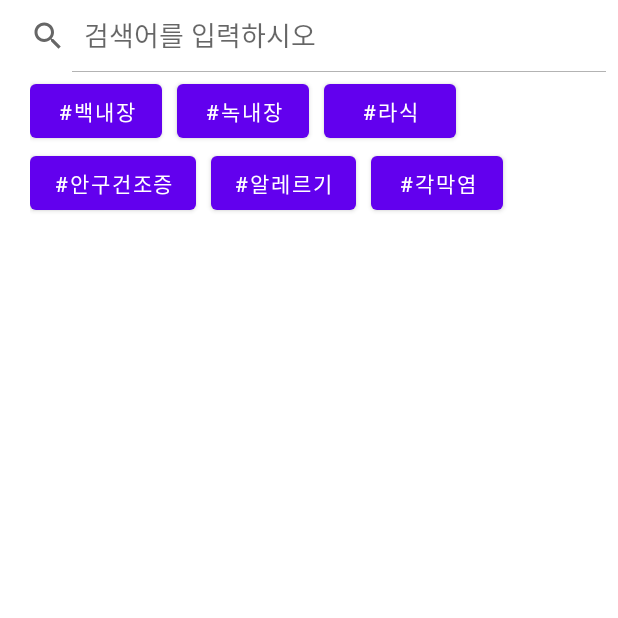
After one commit to teamcadi/project-android-careapp, an Android app: the RecentSearchFragment screen opened directly, with no data from a screen before it, on a phone screen of 412 x 824 dp, the top half of it. The commit adds this screen. Run offline under Robolectric (Android 15) with nearby library versions, the phone set to English and light mode, and no system bars.

Commit message:
Add: SearchActivity, RecentSearchFragment, SearchDetailFragment

```diff
--- a/app/build.gradle
+++ b/app/build.gradle
@@ -33,6 +33,7 @@ dependencies {
     implementation 'androidx.appcompat:appcompat:1.2.0'
     implementation 'com.google.android.material:material:1.2.1'
     implementation 'androidx.constraintlayout:constraintlayout:2.0.4'
+    implementation 'androidx.legacy:legacy-support-v4:1.0.0'
     testImplementation 'junit:junit:4.+'
     androidTestImplementation 'androidx.test.ext:junit:1.1.2'
     androidTestImplementation 'androidx.test.espresso:espresso-core:3.3.0'
--- a/app/src/main/AndroidManifest.xml
+++ b/app/src/main/AndroidManifest.xml
@@ -12,7 +12,8 @@
         android:roundIcon="@mipmap/ic_launcher_round"
         android:supportsRtl="true"
         android:theme="@style/Theme.MyApaAndroid">
-        <activity android:name=".FindIdAndPwActivity"></activity>
+        <activity android:name=".SearchActivity"></activity>
+        <activity android:name=".FindIdAndPwActivity" />
         <activity android:name=".MemberJoinDetail" />
         <activity android:name=".MemberJoinBasic" />
         <activity android:name=".LoginActivity" />
--- /dev/null
+++ b/app/src/main/java/kr/teamcadi/myapa/RecentSearchFragment.java
@@ -0,0 +1,29 @@
+package kr.teamcadi.myapa;
+
+import android.os.Bundle;
+
+import androidx.fragment.app.Fragment;
+
+import android.view.LayoutInflater;
+import android.view.View;
+import android.view.ViewGroup;
+
+// 화면 설명 : 검색 전 화면 (최근 검색어, 해시태그)
+// Author : Soohyun, Last Modified : 2021.01.05
+public class RecentSearchFragment extends Fragment {
+
+    public RecentSearchFragment() {
+        // Required empty public constructor
+    }
+
+    @Override
+    public void onCreate(Bundle savedInstanceState) {
+        super.onCreate(savedInstanceState);
+    }
+
+    @Override
+    public View onCreateView(LayoutInflater inflater, ViewGroup container,
+                             Bundle savedInstanceState) {
+        return inflater.inflate(R.layout.fragment_recent_search, container, false);
+    }
+}
--- /dev/null
+++ b/app/src/main/java/kr/teamcadi/myapa/SearchActivity.java
@@ -0,0 +1,53 @@
+package kr.teamcadi.myapa;
+
+import androidx.appcompat.app.AppCompatActivity;
+import androidx.appcompat.widget.SearchView;
+import androidx.fragment.app.FragmentManager;
+import androidx.fragment.app.FragmentTransaction;
+
+import android.os.Bundle;
+
+// 화면 설명 : 검색화면
+// Author : Soohyun, Last Modified : 2021.01.05
+public class SearchActivity extends AppCompatActivity {
+    SearchView searchView;
+    FragmentManager fragmentManager;
+    FragmentTransaction transaction;
+    RecentSearchFragment recentSearchFragment;
+    SearchDetailFragment searchDetailFragment;
+
+    @Override
+    protected void onCreate(Bundle savedInstanceState) {
+        super.onCreate(savedInstanceState);
+        setContentView(R.layout.activity_search);
+
+        searchView = (SearchView)findViewById(R.id.searchView);
+        fragmentManager = getSupportFragmentManager();
+        recentSearchFragment = new RecentSearchFragment();
+        searchDetailFragment = new SearchDetailFragment();
+
+        // 처음 화면 설정
+        transaction = fragmentManager.beginTransaction();
+        transaction.replace(R.id.frame_layout, recentSearchFragment).commit();
+
+        searchView.setOnQueryTextListener(new SearchView.OnQueryTextListener() {
+            // 검색버튼 누른 경우
+            @Override
+            public boolean onQueryTextSubmit(String query) {
+                transaction = fragmentManager.beginTransaction();
+                transaction.replace(R.id.frame_layout, searchDetailFragment).commit();
+
+                return true;
+            }
+
+            // searchView의 텍스트가 바뀌는 경우
+            @Override
+            public boolean onQueryTextChange(String newText) {
+                transaction = fragmentManager.beginTransaction();
+                transaction.replace(R.id.frame_layout, recentSearchFragment).commit();
+
+                return true;
+            }
+        });
+    }
+}
--- /dev/null
+++ b/app/src/main/java/kr/teamcadi/myapa/SearchDetailFragment.java
@@ -0,0 +1,29 @@
+package kr.teamcadi.myapa;
+
+import android.os.Bundle;
+
+import androidx.fragment.app.Fragment;
+
+import android.view.LayoutInflater;
+import android.view.View;
+import android.view.ViewGroup;
+
+// 화면 설명 : 검색 후 화면 (검색된 글)
+// Author : Soohyun, Last Modified : 2021.01.05
+public class SearchDetailFragment extends Fragment {
+
+    public SearchDetailFragment() {
+        // Required empty public constructor
+    }
+
+    @Override
+    public void onCreate(Bundle savedInstanceState) {
+        super.onCreate(savedInstanceState);
+    }
+
+    @Override
+    public View onCreateView(LayoutInflater inflater, ViewGroup container,
+                             Bundle savedInstanceState) {
+        return inflater.inflate(R.layout.fragment_search_detail, container, false);
+    }
+}
--- /dev/null
+++ b/app/src/main/res/layout/activity_search.xml
@@ -0,0 +1,22 @@
+<?xml version="1.0" encoding="utf-8"?>
+<RelativeLayout xmlns:android="http://schemas.android.com/apk/res/android"
+    xmlns:app="http://schemas.android.com/apk/res-auto"
+    xmlns:tools="http://schemas.android.com/tools"
+    android:layout_width="match_parent"
+    android:layout_height="match_parent">
+
+    <androidx.appcompat.widget.SearchView
+        android:id="@+id/searchView"
+        android:layout_width="match_parent"
+        android:layout_height="wrap_content"
+        app:queryHint="검색어를 입력하시오"
+        app:iconifiedByDefault="false"
+        android:focusable="false"/>
+
+    <FrameLayout
+        android:id="@+id/frame_layout"
+        android:layout_width="match_parent"
+        android:layout_height="match_parent"
+        android:layout_marginTop="50dp"/>
+
+</RelativeLayout>
--- /dev/null
+++ b/app/src/main/res/layout/fragment_recent_search.xml
@@ -0,0 +1,77 @@
+<?xml version="1.0" encoding="utf-8"?>
+<RelativeLayout xmlns:android="http://schemas.android.com/apk/res/android"
+    xmlns:tools="http://schemas.android.com/tools"
+    android:layout_width="match_parent"
+    android:layout_height="match_parent"
+    tools:context=".RecentSearchFragment">
+
+    <ListView
+        android:id="@+id/lv_recent_search"
+        android:layout_width="match_parent"
+        android:layout_height="wrap_content"
+        android:layout_marginStart="10dp"
+        android:layout_marginEnd="10dp"/>
+
+    <LinearLayout
+        android:id="@+id/linear_layout1"
+        android:layout_width="match_parent"
+        android:layout_height="wrap_content"
+        android:layout_marginStart="20dp"
+        android:layout_marginEnd="20dp"
+        android:layout_below="@+id/lv_recent_search">
+
+        <Button
+            android:id="@+id/btn_hashtag1"
+            android:layout_width="wrap_content"
+            android:layout_height="wrap_content"
+            android:layout_marginRight="10dp"
+            android:text="#백내장" />
+
+        <Button
+            android:id="@+id/btn_hashtag2"
+            android:layout_width="wrap_content"
+            android:layout_height="wrap_content"
+            android:layout_marginRight="10dp"
+            android:text="#녹내장" />
+
+        <Button
+            android:id="@+id/btn_hashtag3"
+            android:layout_width="wrap_content"
+            android:layout_height="wrap_content"
+            android:layout_marginRight="10dp"
+            android:text="#라식" />
+
+    </LinearLayout>
+
+    <LinearLayout
+        android:id="@+id/linear_layout2"
+        android:layout_width="match_parent"
+        android:layout_height="wrap_content"
+        android:layout_marginStart="20dp"
+        android:layout_marginEnd="20dp"
+        android:layout_below="@+id/linear_layout1">
+
+        <Button
+            android:id="@+id/btn_hashtag4"
+            android:layout_width="wrap_content"
+            android:layout_height="wrap_content"
+            android:layout_marginRight="10dp"
+            android:text="#안구건조증" />
+
+        <Button
+            android:id="@+id/btn_hashtag5"
+            android:layout_width="wrap_content"
+            android:layout_height="wrap_content"
+            android:layout_marginRight="10dp"
+            android:text="#알레르기" />
+
+        <Button
+            android:id="@+id/btn_hashtag6"
+            android:layout_width="wrap_content"
+            android:layout_height="wrap_content"
+            android:layout_marginRight="10dp"
+            android:text="#각막염" />
+
+    </LinearLayout>
+
+</RelativeLayout>
--- /dev/null
+++ b/app/src/main/res/layout/fragment_search_detail.xml
@@ -0,0 +1,13 @@
+<?xml version="1.0" encoding="utf-8"?>
+<RelativeLayout xmlns:android="http://schemas.android.com/apk/res/android"
+    xmlns:tools="http://schemas.android.com/tools"
+    android:layout_width="match_parent"
+    android:layout_height="match_parent"
+    tools:context=".SearchDetailFragment">
+
+    <androidx.recyclerview.widget.RecyclerView
+        android:id="@+id/recyclerView"
+        android:layout_width="match_parent"
+        android:layout_height="match_parent" />
+
+</RelativeLayout>
--- a/app/src/main/res/values/strings.xml
+++ b/app/src/main/res/values/strings.xml
@@ -1,3 +1,5 @@
 <resources>
     <string name="app_name">MyApa-Android</string>
+    <!-- TODO: Remove or change this placeholder text -->
+    <string name="hello_blank_fragment">Hello blank fragment</string>
 </resources>
```
